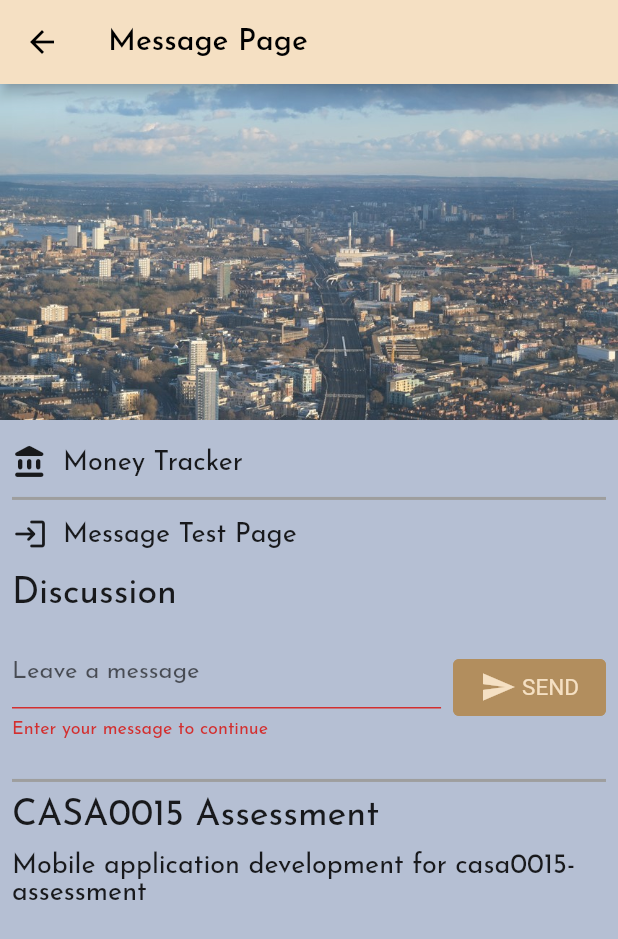
After one commit to virgolibra/casa0015-mobile-assessment, a Flutter app: the MessageTestPage screen opened by its route, after a tap on "SEND", on a phone screen of 412 x 824 dp. The commit adds this screen. Shown: the top 939 px of the screen. Run offline on Flutter 3.47's test engine with Material 2 defaults, Android fonts, the phone set to English and light mode, and no system bars; our stand-ins replace camera, cloud_firestore, convex_bottom_bar, firebase_auth, firebase_core, geolocator and 4 more; accounts and stored records are empty.

Commit message:
Add a message test page

```diff
--- a/flutter_casa0015_mobile_app/lib/main.dart
+++ b/flutter_casa0015_mobile_app/lib/main.dart
@@ -1,5 +1,6 @@
 import 'package:camera/camera.dart';
 import 'package:flutter/material.dart';
+import 'package:flutter_casa0015_mobile_app/page/message_test_page.dart';
 import './theme/custom_theme.dart';
 import './page/first_page.dart';
 import './page/home_page.dart';
@@ -55,6 +56,7 @@ class MyApp extends StatelessWidget {
         '/first_page': (BuildContext context) => const FirstPage(),
         '/map_test_page': (BuildContext context) => const MapTestPage(),
         '/weather_page': (BuildContext context) => const WeatherPage(),
+        '/message_test_page': (BuildContext context) => const MessageTestPage(),
         // '/camera_test_page': (BuildContext context) =>  CameraTestPage(),
       },
     );
--- a/flutter_casa0015_mobile_app/lib/page/home_page.dart
+++ b/flutter_casa0015_mobile_app/lib/page/home_page.dart
@@ -17,6 +17,9 @@ class _MyHomePageState extends State<MyHomePage> {
   @override
   Widget build(BuildContext context) {
     return Scaffold(
+      appBar: AppBar(
+        title: const Text('Home Page'),
+      ),
       body: Center(
         // Center is a layout widget. It takes a single child and positions it
         // in the middle of the parent.
--- a/flutter_casa0015_mobile_app/lib/page/login_page.dart
+++ b/flutter_casa0015_mobile_app/lib/page/login_page.dart
@@ -3,6 +3,7 @@ import 'dart:async';
 import 'package:cloud_firestore/cloud_firestore.dart';
 import 'package:firebase_auth/firebase_auth.dart';
 import 'package:firebase_core/firebase_core.dart';
+import 'package:flutter_casa0015_mobile_app/page/message_test_page.dart';
 import 'package:google_fonts/google_fonts.dart';
 import 'package:provider/provider.dart';
 
@@ -23,7 +24,7 @@ class LoginPage extends StatelessWidget {
         children: <Widget>[
           Image.asset('assets/image1.jpg'),
           const SizedBox(height: 8),
-          const IconAndDetail(Icons.account_balance_rounded , 'Money Tracker'),
+          const IconAndDetail(Icons.account_balance_rounded, 'Money Tracker'),
           const Divider(
             height: 8,
             thickness: 2,
@@ -31,7 +32,8 @@ class LoginPage extends StatelessWidget {
             endIndent: 8,
             color: Colors.grey,
           ),
-          const IconAndDetail(Icons.login_rounded, 'Log in to access Money Tracker'),
+          const IconAndDetail(
+              Icons.login_rounded, 'Log in to access Money Tracker'),
           Consumer<ApplicationState>(
             builder: (context, appState, _) => Authentication(
               email: appState.email,
@@ -45,8 +47,6 @@ class LoginPage extends StatelessWidget {
               signOut: appState.signOut,
             ),
           ),
-
-
           Consumer<ApplicationState>(
             builder: (context, appState, _) => Column(
               crossAxisAlignment: CrossAxisAlignment.center,
@@ -72,7 +72,9 @@ class LoginPage extends StatelessWidget {
                   //       appState.addMessageToGuestBook(message),
                   //   messages: appState.guestBookMessages,
                   // ),
-                  const StartHome(title: 'TestStartHome',),
+                  const StartHome(
+                    title: 'TestStartHome',
+                  ),
                 ],
               ],
             ),
@@ -303,6 +305,7 @@ class ApplicationState extends ChangeNotifier {
   }
 
   ApplicationLoginState _loginState = ApplicationLoginState.loggedOut;
+  // ApplicationLoginState _loginState = ApplicationLoginState.loggedIn;
   ApplicationLoginState get loginState => _loginState;
 
   String? _email;
@@ -511,7 +514,23 @@ class _StartHomeState extends State<StartHome> {
             width: 100,
             height: 50,
             child: ElevatedButton(
-                child: const Text('Test Button'), onPressed: () async {}),
+              child: const Text('MSG Test'),
+              onPressed: () {
+                Navigator.pushNamed(context, '/message_test_page');
+              },
+
+              // onPressed: () async {
+              //   try {
+              //     await Navigator.of(context).push(
+              //       MaterialPageRoute(
+              //         builder: (context) => const MessageTestPage(),
+              //       ),
+              //     );
+              //   } catch (e) {
+              //     print(e);
+              //   }
+              // },
+            ),
           ),
         ),
         Padding(
@@ -522,7 +541,7 @@ class _StartHomeState extends State<StartHome> {
             child: ElevatedButton(
               style: ButtonStyle(
                 backgroundColor: MaterialStateProperty.resolveWith<Color?>(
-                      (Set<MaterialState> states) {
+                  (Set<MaterialState> states) {
                     if (states.contains(MaterialState.pressed)) {
                       return Theme.of(context)
                           .colorScheme
@@ -540,7 +559,6 @@ class _StartHomeState extends State<StartHome> {
             ),
           ),
         ),
-
       ],
     );
   }
--- /dev/null
+++ b/flutter_casa0015_mobile_app/lib/page/message_test_page.dart
@@ -0,0 +1,347 @@
+import 'dart:async';
+
+import 'package:flutter/material.dart';
+import 'package:provider/provider.dart';
+import '../widgets.dart';
+
+import 'package:cloud_firestore/cloud_firestore.dart';
+import 'package:firebase_auth/firebase_auth.dart';
+import 'package:firebase_core/firebase_core.dart';
+import '../firebase_options.dart';
+import '../authentication.dart';
+import 'login_page.dart';
+
+class MessageTestPage extends StatelessWidget {
+  const MessageTestPage({Key? key}) : super(key: key);
+
+
+
+
+  // Widget build(BuildContext context) {
+  //   return Provider<Example>(
+  //       create: (_) => Example(),
+  //       // we use `builder` to obtain a new `BuildContext` that has access to the provider
+  //       builder: (context) {
+  //         // No longer throws
+  //         return Text(context.watch<Example>()),
+  //       }
+  //   ),
+  // }
+
+  @override
+  Widget build(BuildContext context) {
+    return Scaffold(
+      appBar: AppBar(
+        title: const Text('Message Page'),
+      ),
+      body: ListView(
+        children: <Widget>[
+          Image.asset('assets/image1.jpg'),
+          const SizedBox(height: 8),
+          const IconAndDetail(Icons.account_balance_rounded, 'Money Tracker'),
+          const Divider(
+            height: 8,
+            thickness: 2,
+            indent: 8,
+            endIndent: 8,
+            color: Colors.grey,
+          ),
+          const IconAndDetail(
+              Icons.login_rounded, 'Message Test Page'),
+          const Header('Discussion'),
+
+          Consumer<ApplicationState>(
+            builder: (context, appState, _) => Column(
+              crossAxisAlignment: CrossAxisAlignment.center,
+              children: [
+                GuestBook(
+                  addMessage: (message) =>
+                      appState.addMessageToGuestBook(message),
+                  messages: appState.guestBookMessages,
+                ),
+              ],
+            ),
+          ),
+
+
+
+          const Divider(
+            height: 8,
+            thickness: 2,
+            indent: 8,
+            endIndent: 8,
+            color: Colors.grey,
+          ),
+          const Header("CASA0015 Assessment"),
+          const Paragraph(
+            'Mobile application development for casa0015-assessment',
+          ),
+        ],
+      ),
+    );
+  }
+}
+
+// class GuestBookMessage {
+//   GuestBookMessage({required this.name, required this.message});
+//   final String name;
+//   final String message;
+// }
+
+enum Attending { yes, no, unknown }
+
+class GuestBook extends StatefulWidget {
+  const GuestBook({required this.addMessage, required this.messages});
+  final FutureOr<void> Function(String message) addMessage;
+  final List<GuestBookMessage> messages; // new
+
+  @override
+  _GuestBookState createState() => _GuestBookState();
+}
+
+class _GuestBookState extends State<GuestBook> {
+  final _formKey = GlobalKey<FormState>(debugLabel: '_GuestBookState');
+  final _controller = TextEditingController();
+
+  @override
+  Widget build(BuildContext context) {
+    return Column(
+      crossAxisAlignment: CrossAxisAlignment.start,
+      children: [
+        Padding(
+          padding: const EdgeInsets.all(8.0),
+          child: Form(
+            key: _formKey,
+            child: Row(
+              children: [
+                Expanded(
+                  child: TextFormField(
+                    controller: _controller,
+                    decoration: const InputDecoration(
+                      hintText: 'Leave a message',
+                    ),
+                    validator: (value) {
+                      if (value == null || value.isEmpty) {
+                        return 'Enter your message to continue';
+                      }
+                      return null;
+                    },
+                  ),
+                ),
+                const SizedBox(width: 8),
+                StyledButton(
+                  onPressed: () async {
+                    if (_formKey.currentState!.validate()) {
+                      await widget.addMessage(_controller.text);
+                      _controller.clear();
+                    }
+                  },
+                  child: Row(
+                    children: const [
+                      Icon(Icons.send),
+                      SizedBox(width: 4),
+                      Text('SEND'),
+                    ],
+                  ),
+                ),
+              ],
+            ),
+          ),
+        ),
+        const SizedBox(height: 8),
+        for (var message in widget.messages)
+          Paragraph('${message.name}: ${message.message}'),
+        const SizedBox(height: 8),
+      ],
+    );
+  }
+}
+
+
+class ApplicationState2 extends ChangeNotifier {
+  ApplicationState2() {
+    init();
+  }
+
+  Future<void> init() async {
+    await Firebase.initializeApp(
+      options: DefaultFirebaseOptions.currentPlatform,
+    );
+
+    _listenerCountSub = FirebaseFirestore.instance
+        .collection('attendees')
+        .where('attending', isEqualTo: true)
+        .snapshots()
+        .listen((snapshot) {
+      _attendees = snapshot.docs.length;
+      notifyListeners();
+    });
+
+    FirebaseAuth.instance.userChanges().listen((user) {
+      if (user != null) {
+        _loginState = ApplicationLoginState.loggedIn;
+        _guestBookSubscription = FirebaseFirestore.instance
+            .collection('guestbook')
+            .orderBy('timestamp', descending: true)
+            .limit(3)
+            .snapshots()
+            .listen((snapshot) {
+          _guestBookMessages = [];
+          for (final document in snapshot.docs) {
+            _guestBookMessages.add(
+              GuestBookMessage(
+                name: document.data()['name'] as String,
+                message: document.data()['text'] as String,
+              ),
+            );
+          }
+          notifyListeners();
+        });
+
+        _attendingSubscription = FirebaseFirestore.instance
+            .collection('attendees')
+            .doc(user.uid)
+            .snapshots()
+            .listen((snapshot) {
+          if (snapshot.data() != null) {
+            if (snapshot.data()!['attending'] as bool) {
+              _attending = Attending.yes;
+            } else {
+              _attending = Attending.no;
+            }
+          } else {
+            _attending = Attending.unknown;
+          }
+          notifyListeners();
+        });
+      } else {
+        _loginState = ApplicationLoginState.loggedOut;
+        _guestBookMessages = [];
+        _guestBookSubscription?.cancel();
+        _attendingSubscription?.cancel(); // new
+      }
+      notifyListeners();
+    });
+  }
+
+  ApplicationLoginState _loginState = ApplicationLoginState.loggedOut;
+  // ApplicationLoginState _loginState = ApplicationLoginState.loggedIn;
+  ApplicationLoginState get loginState => _loginState;
+
+  String? _email;
+  String? get email => _email;
+
+  StreamSubscription<QuerySnapshot>? _guestBookSubscription;
+  List<GuestBookMessage> _guestBookMessages = [];
+  List<GuestBookMessage> get guestBookMessages => _guestBookMessages;
+
+  int _attendees = 0;
+  int get attendees => _attendees;
+
+  Attending _attending = Attending.unknown;
+  StreamSubscription<DocumentSnapshot>? _attendingSubscription;
+  Attending get attending => _attending;
+  set attending(Attending attending) {
+    final userDoc = FirebaseFirestore.instance
+        .collection('attendees')
+        .doc(FirebaseAuth.instance.currentUser!.uid);
+    if (attending == Attending.yes) {
+      userDoc.set(<String, dynamic>{'attending': true});
+      print('$_attendees people going');
+    } else {
+      userDoc.set(<String, dynamic>{'attending': false});
+      print('$_attendees people going');
+    }
+  }
+
+  StreamSubscription<QuerySnapshot<Map<String, dynamic>>>? _listenerCountSub;
+
+  void startLoginFlow() {
+    _loginState = ApplicationLoginState.emailAddress;
+    notifyListeners();
+  }
+
+  void endLoginFlow() {
+    _loginState = ApplicationLoginState.loggedOut;
+    notifyListeners();
+  }
+
+  Future<void> verifyEmail(
+      String email,
+      void Function(FirebaseAuthException e) errorCallback,
+      ) async {
+    try {
+      var methods =
+      await FirebaseAuth.instance.fetchSignInMethodsForEmail(email);
+      if (methods.contains('password')) {
+        _loginState = ApplicationLoginState.password;
+      } else {
+        _loginState = ApplicationLoginState.register;
+      }
+      _email = email;
+      notifyListeners();
+    } on FirebaseAuthException catch (e) {
+      errorCallback(e);
+    }
+  }
+
+  Future<void> signInWithEmailAndPassword(
+      String email,
+      String password,
+      void Function(FirebaseAuthException e) errorCallback,
+      ) async {
+    try {
+      await FirebaseAuth.instance.signInWithEmailAndPassword(
+        email: email,
+        password: password,
+      );
+    } on FirebaseAuthException catch (e) {
+      errorCallback(e);
+    }
+  }
+
+  void cancelRegistration() {
+    _loginState = ApplicationLoginState.emailAddress;
+    notifyListeners();
+  }
+
+  Future<void> registerAccount(
+      String email,
+      String displayName,
+      String password,
+      void Function(FirebaseAuthException e) errorCallback) async {
+    try {
+      var credential = await FirebaseAuth.instance
+          .createUserWithEmailAndPassword(email: email, password: password);
+      await credential.user!.updateDisplayName(displayName);
+    } on FirebaseAuthException catch (e) {
+      errorCallback(e);
+    }
+  }
+
+  void signOut() {
+    FirebaseAuth.instance.signOut();
+  }
+
+  Future<DocumentReference> addMessageToGuestBook(String message) {
+    if (_loginState != ApplicationLoginState.loggedIn) {
+      throw Exception('Must be logged in');
+    }
+
+    return FirebaseFirestore.instance
+        .collection('guestbook')
+        .add(<String, dynamic>{
+      'text': message,
+      'timestamp': DateTime.now().millisecondsSinceEpoch,
+      'name': FirebaseAuth.instance.currentUser!.displayName,
+      'userId': FirebaseAuth.instance.currentUser!.uid,
+    });
+  }
+
+  @override
+  void dispose() {
+    // TODO: implement dispose
+    _listenerCountSub?.cancel();
+    super.dispose();
+  }
+}
```
Also changed, not shown: 1 other file.
